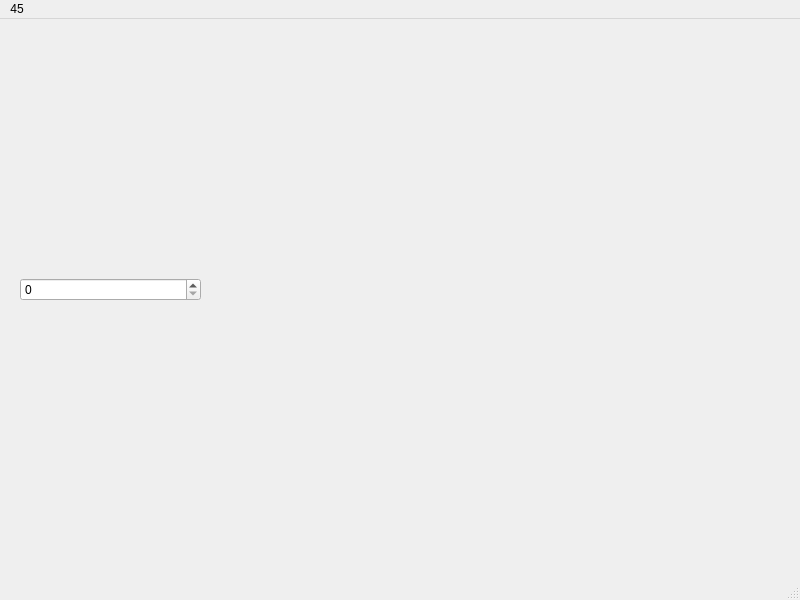
First picture: the form in Application/SimulateurDeCyclones/mainwindow.ui, repository ElisaDrouot/Projet_deuxieme_annee, before the edit.
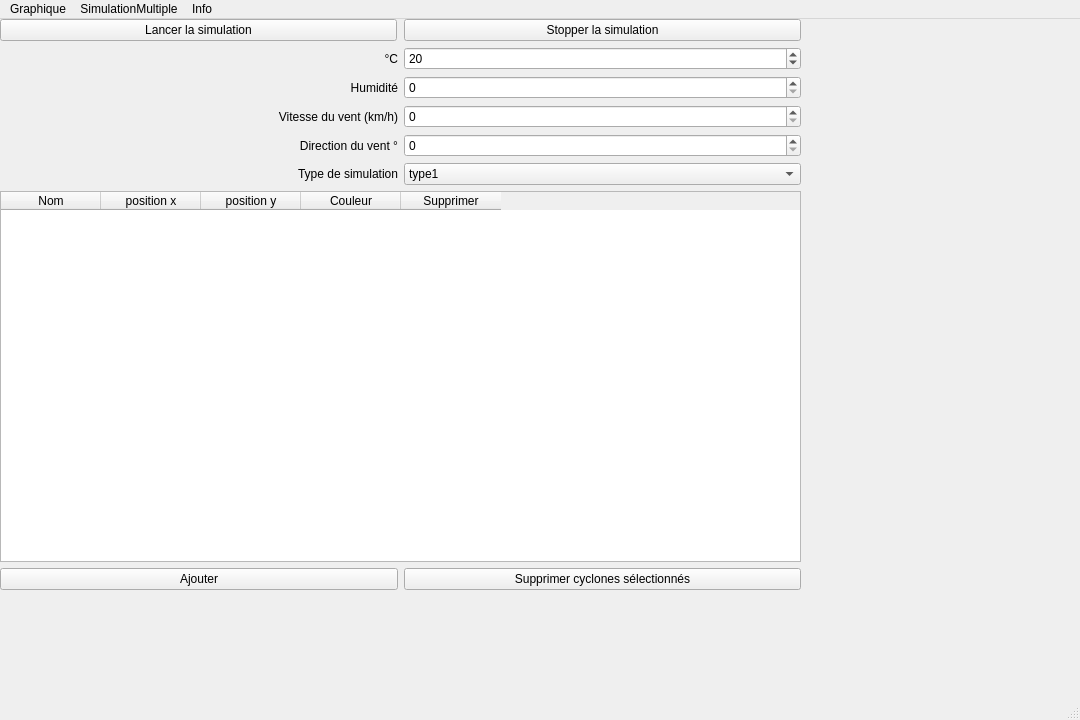
Second picture: the form after the edit.

```diff
--- a/Application/SimulateurDeCyclones/mainwindow.ui
+++ b/Application/SimulateurDeCyclones/mainwindow.ui
@@ -2,14 +2,29 @@
 <ui version="4.0">
  <class>MainWindow</class>
  <widget class="QMainWindow" name="MainWindow">
+  <property name="enabled">
+   <bool>true</bool>
+  </property>
   <property name="geometry">
    <rect>
     <x>0</x>
     <y>0</y>
-    <width>800</width>
-    <height>600</height>
+    <width>1080</width>
+    <height>720</height>
    </rect>
   </property>
+  <property name="minimumSize">
+   <size>
+    <width>1080</width>
+    <height>720</height>
+   </size>
+  </property>
+  <property name="maximumSize">
+   <size>
+    <width>1920</width>
+    <height>1080</height>
+   </size>
+  </property>
   <property name="windowTitle">
    <string>MainWindow</string>
   </property>
@@ -17,32 +32,229 @@
    <widget class="QWidget" name="verticalLayoutWidget">
     <property name="geometry">
      <rect>
-      <x>20</x>
-      <y>20</y>
-      <width>181</width>
-      <height>501</height>
+      <x>0</x>
+      <y>0</y>
+      <width>801</width>
+      <height>571</height>
      </rect>
     </property>
-    <layout class="QVBoxLayout" name="verticalLayout">
+    <layout class="QHBoxLayout" name="horizontalLayout">
+     <property name="sizeConstraint">
+      <enum>QLayout::SetMaximumSize</enum>
+     </property>
      <item>
-      <layout class="QHBoxLayout" name="horizontalLayout_4">
+      <layout class="QVBoxLayout" name="verticalLayout">
+       <property name="sizeConstraint">
+        <enum>QLayout::SetMaximumSize</enum>
+       </property>
        <item>
-        <widget class="QSpinBox" name="SBTemps">
-         <property name="autoFillBackground">
-          <bool>false</bool>
+        <layout class="QHBoxLayout" name="horizontalLayout_2">
+         <property name="spacing">
+          <number>7</number>
          </property>
-        </widget>
+         <property name="sizeConstraint">
+          <enum>QLayout::SetDefaultConstraint</enum>
+         </property>
+         <item>
+          <widget class="QPushButton" name="pushBLancerSimu">
+           <property name="text">
+            <string>Lancer la simulation</string>
+           </property>
+          </widget>
+         </item>
+         <item>
+          <widget class="QPushButton" name="pushBStopSimu">
+           <property name="text">
+            <string>Stopper la simulation</string>
+           </property>
+          </widget>
+         </item>
+        </layout>
        </item>
+       <item>
+        <layout class="QHBoxLayout" name="settings1">
+         <item>
+          <widget class="QLabel" name="label">
+           <property name="layoutDirection">
+            <enum>Qt::LeftToRight</enum>
+           </property>
+           <property name="text">
+            <string>°C</string>
+           </property>
+           <property name="alignment">
+            <set>Qt::AlignRight|Qt::AlignTrailing|Qt::AlignVCenter</set>
+           </property>
+          </widget>
+         </item>
+         <item>
+          <widget class="QSpinBox" name="SBTemps">
+           <property name="autoFillBackground">
+            <bool>false</bool>
+           </property>
+           <property name="minimum">
+            <number>-20</number>
+           </property>
+           <property name="maximum">
+            <number>50</number>
+           </property>
+           <property name="value">
+            <number>20</number>
+           </property>
+          </widget>
+         </item>
+        </layout>
+       </item>
+       <item>
+        <layout class="QHBoxLayout" name="settings2">
+         <item>
+          <widget class="QLabel" name="label_2">
+           <property name="text">
+            <string>Humidité</string>
+           </property>
+           <property name="alignment">
+            <set>Qt::AlignRight|Qt::AlignTrailing|Qt::AlignVCenter</set>
+           </property>
+          </widget>
+         </item>
+         <item>
+          <widget class="QSpinBox" name="spinBox"/>
+         </item>
+        </layout>
+       </item>
+       <item>
+        <layout class="QHBoxLayout" name="settings3">
+         <item>
+          <widget class="QLabel" name="label_3">
+           <property name="text">
+            <string>Vitesse du vent (km/h)</string>
+           </property>
+           <property name="alignment">
+            <set>Qt::AlignRight|Qt::AlignTrailing|Qt::AlignVCenter</set>
+           </property>
+          </widget>
+         </item>
+         <item>
+          <widget class="QSpinBox" name="spinBox_2"/>
+         </item>
+        </layout>
+       </item>
+       <item>
+        <layout class="QHBoxLayout" name="settings4">
+         <item>
+          <widget class="QLabel" name="label_4">
+           <property name="text">
+            <string>Direction du vent °</string>
+           </property>
+           <property name="alignment">
+            <set>Qt::AlignRight|Qt::AlignTrailing|Qt::AlignVCenter</set>
+           </property>
+          </widget>
+         </item>
+         <item>
+          <widget class="QSpinBox" name="spinBox_3">
+           <property name="maximum">
+            <number>360</number>
+           </property>
+          </widget>
+         </item>
+        </layout>
+       </item>
+       <item>
+        <layout class="QHBoxLayout" name="horizontalLayout_3">
+         <item>
+          <widget class="QLabel" name="label_5">
+           <property name="text">
+            <string>Type de simulation</string>
+           </property>
+           <property name="alignment">
+            <set>Qt::AlignRight|Qt::AlignTrailing|Qt::AlignVCenter</set>
+           </property>
+          </widget>
+         </item>
+         <item>
+          <widget class="QComboBox" name="comboBox">
+           <item>
+            <property name="text">
+             <string>type1</string>
+            </property>
+           </item>
+           <item>
+            <property name="text">
+             <string>type2</string>
+            </property>
+           </item>
+          </widget>
+         </item>
+        </layout>
+       </item>
+       <item>
+        <layout class="QVBoxLayout" name="verticalLayout_2">
+         <item>
+          <widget class="QTableWidget" name="tableWidget">
+           <property name="enabled">
+            <bool>true</bool>
+           </property>
+           <column>
+            <property name="text">
+             <string>Nom</string>
+            </property>
+           </column>
+           <column>
+            <property name="text">
+             <string>position x</string>
+            </property>
+           </column>
+           <column>
+            <property name="text">
+             <string>position y</string>
+            </property>
+           </column>
+           <column>
+            <property name="text">
+             <string>Couleur</string>
+            </property>
+           </column>
+           <column>
+            <property name="text">
+             <string>Supprimer</string>
+            </property>
+           </column>
+          </widget>
+         </item>
+         <item>
+          <layout class="QHBoxLayout" name="horizontalLayout_4">
+           <property name="sizeConstraint">
+            <enum>QLayout::SetDefaultConstraint</enum>
+           </property>
+           <property name="topMargin">
+            <number>0</number>
+           </property>
+           <item>
+            <widget class="QPushButton" name="pushBAjoutCyclone">
+             <property name="text">
+              <string>Ajouter</string>
+             </property>
+            </widget>
+           </item>
+           <item>
+            <widget class="QPushButton" name="pushBSupprCyclone">
+             <property name="text">
+              <string>Supprimer cyclones sélectionnés</string>
+             </property>
+            </widget>
+           </item>
+          </layout>
+         </item>
+        </layout>
+       </item>
       </layout>
      </item>
      <item>
-      <layout class="QHBoxLayout" name="horizontalLayout_3"/>
-     </item>
-     <item>
-      <layout class="QHBoxLayout" name="horizontalLayout_2"/>
-     </item>
-     <item>
-      <layout class="QHBoxLayout" name="horizontalLayout"/>
+      <layout class="QVBoxLayout" name="mapConteneur">
+       <property name="sizeConstraint">
+        <enum>QLayout::SetNoConstraint</enum>
+       </property>
+      </layout>
      </item>
     </layout>
    </widget>
@@ -52,16 +264,28 @@
     <rect>
      <x>0</x>
      <y>0</y>
-     <width>800</width>
-     <height>30</height>
+     <width>1080</width>
+     <height>26</height>
     </rect>
    </property>
    <widget class="QMenu" name="menu45">
     <property name="title">
-     <string>45</string>
+     <string>Graphique</string>
+    </property>
+   </widget>
+   <widget class="QMenu" name="menuSimulationMultiple">
+    <property name="title">
+     <string>SimulationMultiple</string>
+    </property>
+   </widget>
+   <widget class="QMenu" name="menuInfo">
+    <property name="title">
+     <string>Info</string>
     </property>
    </widget>
    <addaction name="menu45"/>
+   <addaction name="menuSimulationMultiple"/>
+   <addaction name="menuInfo"/>
   </widget>
   <widget class="QStatusBar" name="statusbar"/>
  </widget>
```
Left out of the diff: 2 changed lines with no effect on the pictures.
